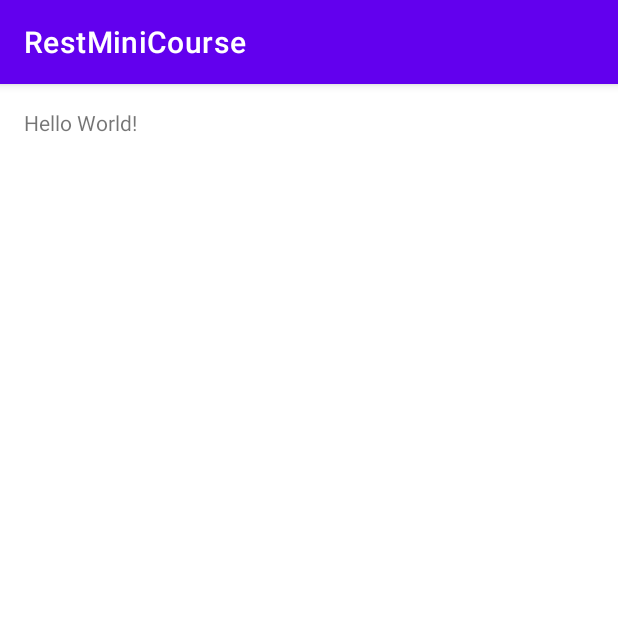
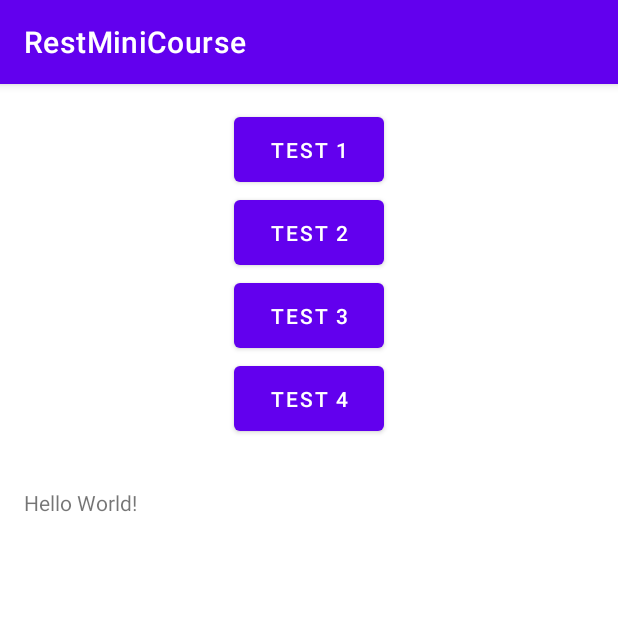
Before and after one commit to AccidentalDev/RestMiniCourse, an Android app: the screen it shows after launch (MainActivity), on a phone screen of 412 x 824 dp, the top half of it. Run offline under Robolectric (Android 15) with nearby library versions, the phone set to English and light mode, and no system bars.

Commit message:
+ Updated main layout and added buttons to selectively run each test. + Removed all toasts which were causing overflow issues and used the same TextView instead.

```diff
--- a/app/src/main/java/com/example/restminicourse/MainActivity.java
+++ b/app/src/main/java/com/example/restminicourse/MainActivity.java
@@ -2,6 +2,8 @@ package com.example.restminicourse;
 
 import android.os.Bundle;
 import android.util.Log;
+import android.view.View;
+import android.widget.Button;
 import android.widget.TextView;
 import android.widget.Toast;
 
@@ -21,8 +23,13 @@ import retrofit2.Call;
 import retrofit2.Callback;
 import retrofit2.Response;
 
-public class MainActivity extends AppCompatActivity {
+public class MainActivity extends AppCompatActivity implements View.OnClickListener{
+    Button buttonTest1;
+    Button buttonTest2;
+    Button buttonTest3;
+    Button buttonTest4;
     TextView responseText;
+
     APIInterface apiInterface;
 
     @Override
@@ -40,6 +47,22 @@ public class MainActivity extends AppCompatActivity {
         responseText = findViewById(R.id.responseText);
         apiInterface = APIClient.getClient().create(APIInterface.class);
 
+        buttonTest1 = findViewById(R.id.Button1);
+        buttonTest2 = findViewById(R.id.Button2);
+        buttonTest3 = findViewById(R.id.Button3);
+        buttonTest4 = findViewById(R.id.Button4);
+
+        buttonTest1.setOnClickListener(this);
+        buttonTest2.setOnClickListener(this);
+        buttonTest3.setOnClickListener(this);
+        buttonTest4.setOnClickListener(this);
+
+    }
+
+    @Override
+    public void onClick(View view){
+        if(view == buttonTest1){
+            Toast.makeText(getApplicationContext(), "GET list resources TEST", Toast.LENGTH_LONG).show();
             //GET list resources
             Call<MultipleResource> call = apiInterface.doGetListResources();
             call.enqueue(new Callback<MultipleResource>() {
@@ -66,7 +89,8 @@ public class MainActivity extends AppCompatActivity {
                     call.cancel();
                 }
             });
-
+        }else if(view == buttonTest2){
+            Toast.makeText(getApplicationContext(), "Create new user TEST", Toast.LENGTH_LONG).show();
             //Create new user
             User user = new User("Morpheus", "Leader");
             Call<User> userCall = apiInterface.createUser(user);
@@ -74,7 +98,8 @@ public class MainActivity extends AppCompatActivity {
                 @Override
                 public void onResponse(Call<User> call, Response<User> response) {
                     User tmpUser = response.body();
-                Toast.makeText(getApplicationContext(), tmpUser.name+" "+tmpUser.job+" "+tmpUser.id+" "+tmpUser.createdAt, Toast.LENGTH_SHORT).show();
+                    String newResponse = tmpUser.name+", "+tmpUser.job+", "+tmpUser.id+", "+tmpUser.createdAt;
+                    responseText.setText(newResponse);
                 }
 
                 @Override
@@ -82,7 +107,8 @@ public class MainActivity extends AppCompatActivity {
                     call.cancel();
                 }
             });
-
+        }else if(view == buttonTest3){
+            Toast.makeText(getApplicationContext(), "GET list users TEST", Toast.LENGTH_LONG).show();
             //GET list users
             Call<UserList> callUsers = apiInterface.doGetUserList("2");
             callUsers.enqueue(new Callback<UserList>() {
@@ -94,10 +120,12 @@ public class MainActivity extends AppCompatActivity {
                     Integer totalPages = userList.totalPages;
                     List<UserList.Datum> datumList = userList.data;
 
-                Toast.makeText(getApplicationContext(), text+" Page\n"+total+" Total\n"+totalPages+" Total Pages\n", Toast.LENGTH_SHORT).show();
+                    String resultText = text+" Page\n"+total+" Total\n"+totalPages+" Total Pages\n";
                     for(UserList.Datum datum : datumList){
-                    Toast.makeText(getApplicationContext(), "id: "+datum.id+" Name: "+datum.first_name+" "+datum.last_name+" Avatar: "+ datum.avatar, Toast.LENGTH_SHORT).show();
+                        resultText = resultText+"id: "+datum.id+" Name: "+datum.first_name+" "+datum.last_name+" Avatar: "+datum.avatar+"\n";
                     }
+
+                    responseText.setText(resultText);
                 }
 
                 @Override
@@ -105,7 +133,8 @@ public class MainActivity extends AppCompatActivity {
                     call.cancel();
                 }
             });
-
+        } else if (view == buttonTest4) {
+            Toast.makeText(getApplicationContext(), "POST name and job URL encoded TEST", Toast.LENGTH_LONG).show();
             //POST name and job URL encoded
             Call<UserList> callUsers2 = apiInterface.doCreateUserWithField("Morpheus", "Leader");
             callUsers2.enqueue(new Callback<UserList>() {
@@ -117,10 +146,12 @@ public class MainActivity extends AppCompatActivity {
                     Integer totalPages = userList.totalPages;
                     List<UserList.Datum> datumList = userList.data;
 
-                Toast.makeText(getApplicationContext(), text+" Page\n"+total+" Total\n"+totalPages+" Total Pages\n", Toast.LENGTH_SHORT).show();
+                    String finalText = text+" Page\n"+total+" Total\n"+totalPages+" Total Pages\n";
                     for(UserList.Datum datum : datumList){
-                    Toast.makeText(getApplicationContext(), "id: "+datum.id+" Name: "+datum.first_name+" "+datum.last_name+" Avatar: "+ datum.avatar, Toast.LENGTH_SHORT).show();
+                        finalText = finalText+"id: "+datum.id+" Name: "+datum.first_name+" "+datum.last_name+" Avatar: "+ datum.avatar+"\n";
                     }
+
+                    responseText.setText(finalText);
                 }
 
                 @Override
@@ -128,6 +159,6 @@ public class MainActivity extends AppCompatActivity {
                     call.cancel();
                 }
             });
-
         }
     }
+}
--- a/app/src/main/res/layout/activity_main.xml
+++ b/app/src/main/res/layout/activity_main.xml
@@ -1,19 +1,61 @@
 <?xml version="1.0" encoding="utf-8"?>
-<RelativeLayout xmlns:android="http://schemas.android.com/apk/res/android"
+<LinearLayout xmlns:android="http://schemas.android.com/apk/res/android"
     xmlns:app="http://schemas.android.com/apk/res-auto"
     xmlns:tools="http://schemas.android.com/tools"
     android:id="@+id/main"
     android:layout_width="match_parent"
     android:layout_height="match_parent"
+    android:orientation="vertical"
     tools:context=".MainActivity">
+
+    <LinearLayout
+        android:layout_width="match_parent"
+        android:layout_height="wrap_content"
+        android:orientation="vertical"
+        android:padding="16dp"
+        android:gravity="top|center_horizontal">
+
+        <Button
+            android:layout_width="wrap_content"
+            android:layout_height="wrap_content"
+            android:id="@+id/Button1"
+            android:paddingVertical="12dp"
+            android:paddingHorizontal="24dp"
+            android:text="Test 1"/>
+
+        <Button
+            android:layout_width="wrap_content"
+            android:layout_height="wrap_content"
+            android:id="@+id/Button2"
+            android:paddingVertical="12dp"
+            android:paddingHorizontal="24dp"
+            android:text="Test 2"/>
+
+        <Button
+            android:layout_width="wrap_content"
+            android:layout_height="wrap_content"
+            android:id="@+id/Button3"
+            android:paddingVertical="12dp"
+            android:paddingHorizontal="24dp"
+            android:text="Test 3"/>
+
+        <Button
+            android:layout_width="wrap_content"
+            android:layout_height="wrap_content"
+            android:id="@+id/Button4"
+            android:paddingVertical="12dp"
+            android:paddingHorizontal="24dp"
+            android:text="Test 4"/>
+    </LinearLayout>
 
     <TextView
         android:id="@+id/responseText"
-        android:layout_width="wrap_content"
+        android:layout_width="match_parent"
         android:layout_height="wrap_content"
         android:paddingLeft="16dp"
         android:paddingTop="16dp"
         android:paddingRight="16dp"
         android:paddingBottom="16dp"
+        android:gravity="bottom"
         android:text="Hello World!" />
-</RelativeLayout>
+</LinearLayout>
```
Also changed, not shown: app/src/main/java/com/example/restminicourse/ButtonListener.java (added, +36 -0 lines). Lines whose indentation alone changed are shown as unchanged.
